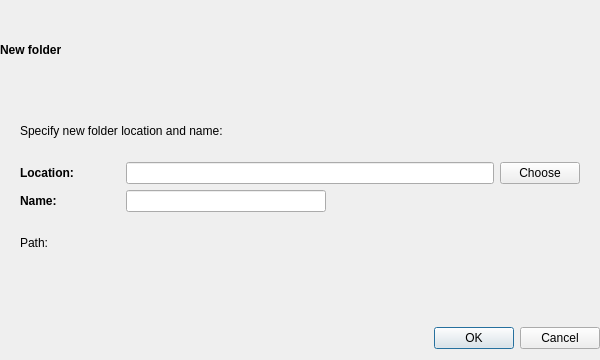
The window that ui/createfolder.ui (ziracms/editor) describes before a commit, drawn with Qt 5.
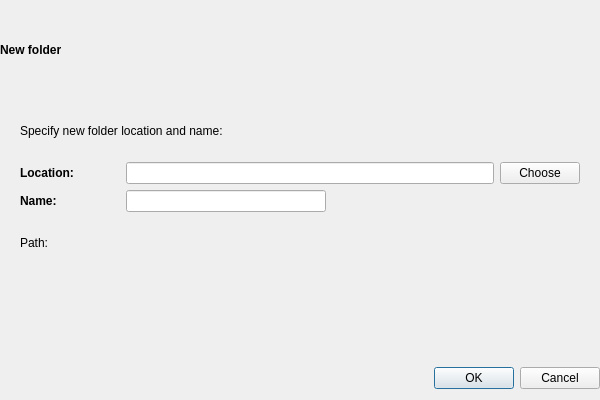
The same window after the commit.

What changed in the file:
```diff
--- a/ui/createfolder.ui
+++ b/ui/createfolder.ui
@@ -10,7 +10,7 @@
     <x>0</x>
     <y>0</y>
     <width>600</width>
-    <height>360</height>
+    <height>400</height>
    </rect>
   </property>
   <property name="minimumSize">
@@ -114,12 +114,56 @@
        </layout>
       </item>
       <item>
+       <layout class="QVBoxLayout" name="createFolderScrollAreaVerticalLayout">
+        <property name="leftMargin">
+         <number>10</number>
+        </property>
+        <property name="topMargin">
+         <number>0</number>
+        </property>
+        <property name="rightMargin">
+         <number>10</number>
+        </property>
+        <property name="bottomMargin">
+         <number>0</number>
+        </property>
+        <item>
+         <widget class="QScrollArea" name="createFolderScrollArea">
+          <property name="frameShape">
+           <enum>QFrame::NoFrame</enum>
+          </property>
+          <property name="widgetResizable">
+           <bool>true</bool>
+          </property>
+          <widget class="QWidget" name="createFolderScrollAreaWidgetContents">
+           <property name="geometry">
+            <rect>
+             <x>0</x>
+             <y>0</y>
+             <width>580</width>
+             <height>247</height>
+            </rect>
+           </property>
+           <layout class="QVBoxLayout" name="verticalLayout_2">
+            <property name="leftMargin">
+             <number>0</number>
+            </property>
+            <property name="topMargin">
+             <number>0</number>
+            </property>
+            <property name="rightMargin">
+             <number>0</number>
+            </property>
+            <property name="bottomMargin">
+             <number>0</number>
+            </property>
+            <item>
        <layout class="QHBoxLayout" name="createFolderDialogInfoLayout">
         <property name="leftMargin">
-         <number>20</number>
+               <number>10</number>
         </property>
         <property name="rightMargin">
-         <number>20</number>
+               <number>10</number>
         </property>
         <item>
          <widget class="QLabel" name="createFolderDialogInfoLabel">
@@ -139,10 +183,10 @@
       <item>
        <layout class="QHBoxLayout" name="createFolderDialogDirectoryLayout">
         <property name="leftMargin">
-         <number>20</number>
+               <number>10</number>
         </property>
         <property name="rightMargin">
-         <number>20</number>
+               <number>10</number>
         </property>
         <item>
          <widget class="QLabel" name="createFolderDialogDirectoryLabel">
@@ -178,10 +222,10 @@
       <item>
        <layout class="QHBoxLayout" name="createFolderDialogFileLayout">
         <property name="leftMargin">
-         <number>20</number>
+               <number>10</number>
         </property>
         <property name="rightMargin">
-         <number>20</number>
+               <number>10</number>
         </property>
         <item>
          <widget class="QLabel" name="createFolderDialogFileLabel">
@@ -230,10 +274,10 @@
       <item>
        <layout class="QHBoxLayout" name="createFolderDialogResultLayout">
         <property name="leftMargin">
-         <number>20</number>
+               <number>10</number>
         </property>
         <property name="rightMargin">
-         <number>20</number>
+               <number>10</number>
         </property>
         <item>
          <widget class="QLabel" name="createFolderDialogPathLabel">
@@ -296,6 +340,12 @@
          </size>
         </property>
        </spacer>
+            </item>
+           </layout>
+          </widget>
+         </widget>
+        </item>
+       </layout>
       </item>
      </layout>
     </widget>
```
Lines whose indentation alone changed are shown as unchanged.
